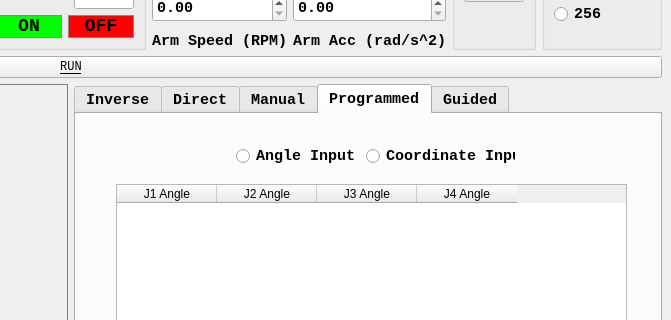
Old version of the form ARIS_SMART.ui in the repository ch342158/Aris_Smart_Robot; both pictures show x 529 to 1200 and y 166 to 486 of the 1200 by 834 pixel window.
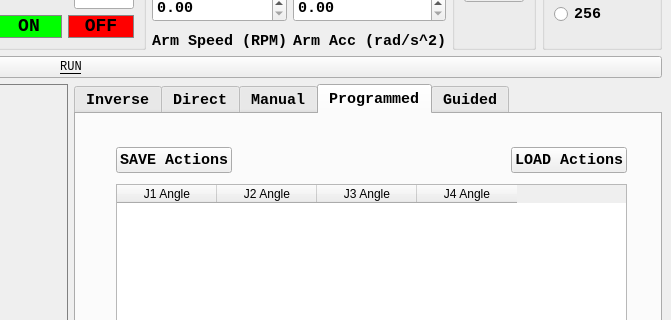
New version of the form. The open tabs and pages were chosen to show the change.

What changed in the file:
```diff
--- a/ARIS_SMART.ui
+++ b/ARIS_SMART.ui
@@ -2385,7 +2385,7 @@
          <attribute name="title">
           <string>Programmed</string>
          </attribute>
-         <widget class="QWidget" name="">
+         <widget class="QWidget" name="layoutWidget">
           <property name="geometry">
            <rect>
             <x>40</x>
@@ -2455,24 +2455,37 @@
          <widget class="QWidget" name="">
           <property name="geometry">
            <rect>
-            <x>160</x>
+            <x>40</x>
             <y>30</y>
-            <width>279</width>
-            <height>24</height>
+            <width>511</width>
+            <height>33</height>
            </rect>
           </property>
-          <layout class="QHBoxLayout" name="horizontalLayout_26">
+          <layout class="QHBoxLayout" name="horizontalLayout_18">
            <item>
-            <widget class="QRadioButton" name="radioButton">
+            <widget class="QPushButton" name="save_actions_button">
              <property name="text">
-              <string>Angle Input</string>
+              <string>SAVE Actions</string>
              </property>
             </widget>
            </item>
            <item>
-            <widget class="QRadioButton" name="radioButton_2">
+            <spacer name="horizontalSpacer_9">
+             <property name="orientation">
+              <enum>Qt::Horizontal</enum>
+             </property>
+             <property name="sizeHint" stdset="0">
+              <size>
+               <width>78</width>
+               <height>20</height>
+              </size>
+             </property>
+            </spacer>
+           </item>
+           <item>
+            <widget class="QPushButton" name="load_actions_button">
              <property name="text">
-              <string>Coordinate Input</string>
+              <string>LOAD Actions</string>
              </property>
             </widget>
            </item>
```
Left out of the diff: 6 changed lines with no effect on the pictures.
